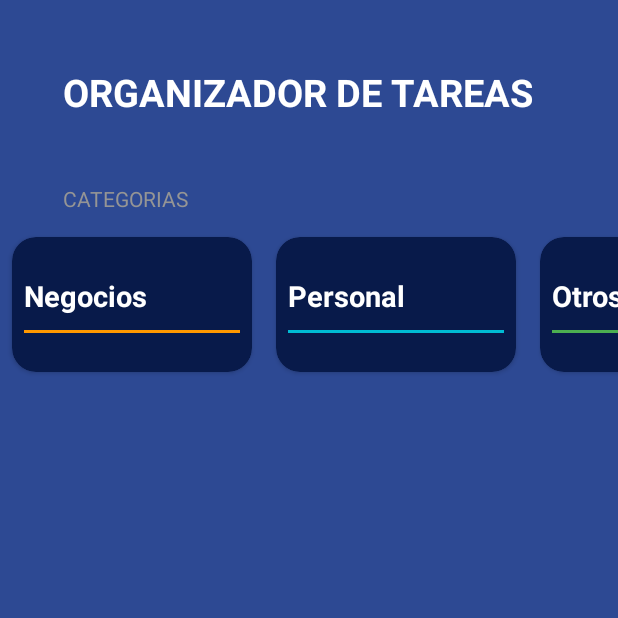
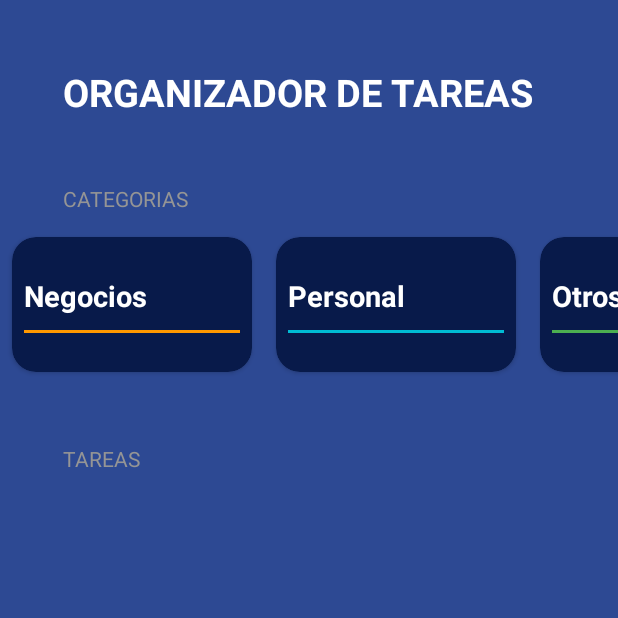
Before and after one commit to antialop/To-Do-List-Tasks, an Android app: the screen it shows after launch (MainActivity), on a phone screen of 412 x 824 dp, the top half of it. Run offline under Robolectric (Android 15) with nearby library versions, the phone set to English and light mode, and no system bars.

Commit message:
create textview and strings

```diff
--- a/app/src/main/res/layout/activity_main.xml
+++ b/app/src/main/res/layout/activity_main.xml
@@ -22,15 +22,23 @@
     <TextView
         android:layout_width="wrap_content"
         android:layout_height="wrap_content"
+        android:text="@string/categories"
         android:layout_marginHorizontal="42dp"
-        android:text="@string/categories"
-        android:textAllCaps="true"
-        android:textColor="@color/subtitle_text" />
+        style="@style/subtitle"
+        />
 
     <androidx.recyclerview.widget.RecyclerView
         android:id="@+id/rvCategories"
         android:layout_width="match_parent"
         android:layout_height="wrap_content" />
 
+    <TextView
+        android:layout_width="wrap_content"
+        android:layout_height="wrap_content"
+        android:layout_marginTop="32dp"
+        android:layout_marginHorizontal="42dp"
+        android:text="@string/tasks"
+        style = "@style/subtitle"/>
+
 
 </LinearLayout>
--- a/app/src/main/res/values/strings.xml
+++ b/app/src/main/res/values/strings.xml
@@ -2,4 +2,5 @@
     <string name="app_name">TaskManager</string>
     <string name="todo_title">Organizador de tareas</string>
     <string name="categories">Categorias</string>
+    <string name="tasks">Tareas</string>
 </resources>
```
